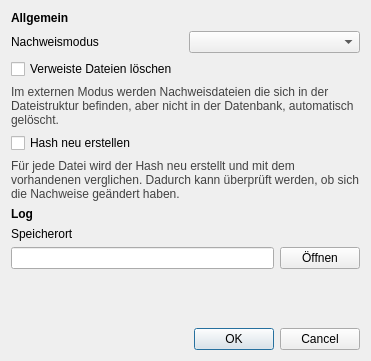
First picture: the form in ui/qmcertificateintegritycheckdialog.ui, repository Christian-Kr/QualificationMatrix, before the edit.
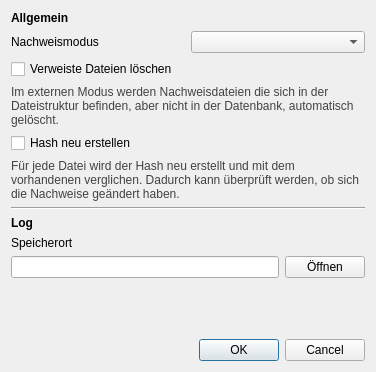
Second picture: the form after the edit.

Patch:
```diff
--- a/ui/qmcertificateintegritycheckdialog.ui
+++ b/ui/qmcertificateintegritycheckdialog.ui
@@ -6,8 +6,8 @@
    <rect>
     <x>0</x>
     <y>0</y>
-    <width>371</width>
-    <height>361</height>
+    <width>376</width>
+    <height>372</height>
    </rect>
   </property>
   <property name="windowTitle">
@@ -63,14 +63,14 @@
      </item>
     </layout>
    </item>
-   <item row="5" column="0">
+   <item row="6" column="0">
     <widget class="QLabel" name="label_4">
      <property name="text">
       <string>Speicherort</string>
      </property>
     </widget>
    </item>
-   <item row="8" column="0" colspan="2">
+   <item row="9" column="0" colspan="2">
     <widget class="QDialogButtonBox" name="buttonBox">
      <property name="orientation">
       <enum>Qt::Horizontal</enum>
@@ -80,6 +80,19 @@
      </property>
     </widget>
    </item>
+   <item row="8" column="0" colspan="2">
+    <spacer name="verticalSpacer">
+     <property name="orientation">
+      <enum>Qt::Vertical</enum>
+     </property>
+     <property name="sizeHint" stdset="0">
+      <size>
+       <width>20</width>
+       <height>40</height>
+      </size>
+     </property>
+    </spacer>
+   </item>
    <item row="1" column="1">
     <widget class="QComboBox" name="cbCertificateMode"/>
    </item>
@@ -112,7 +125,7 @@
      </item>
     </layout>
    </item>
-   <item row="4" column="0">
+   <item row="5" column="0">
     <widget class="QLabel" name="label_3">
      <property name="font">
       <font>
@@ -125,10 +138,14 @@
      </property>
     </widget>
    </item>
-   <item row="6" column="0" colspan="2">
+   <item row="7" column="0" colspan="2">
     <layout class="QHBoxLayout" name="horizontalLayout">
      <item>
-      <widget class="QLineEdit" name="leLogPath"/>
+      <widget class="QLineEdit" name="leLogPath">
+       <property name="readOnly">
+        <bool>true</bool>
+       </property>
+      </widget>
      </item>
      <item>
       <widget class="QPushButton" name="pbOpenPath">
@@ -139,18 +156,12 @@
      </item>
     </layout>
    </item>
-   <item row="7" column="0" colspan="2">
-    <spacer name="verticalSpacer">
+   <item row="4" column="0" colspan="2">
+    <widget class="Line" name="line">
      <property name="orientation">
-      <enum>Qt::Vertical</enum>
+      <enum>Qt::Horizontal</enum>
      </property>
-     <property name="sizeHint" stdset="0">
-      <size>
-       <width>20</width>
-       <height>40</height>
-      </size>
-     </property>
-    </spacer>
+    </widget>
    </item>
   </layout>
  </widget>
```
Left out of the diff: 19 changed lines with no effect on the pictures.
